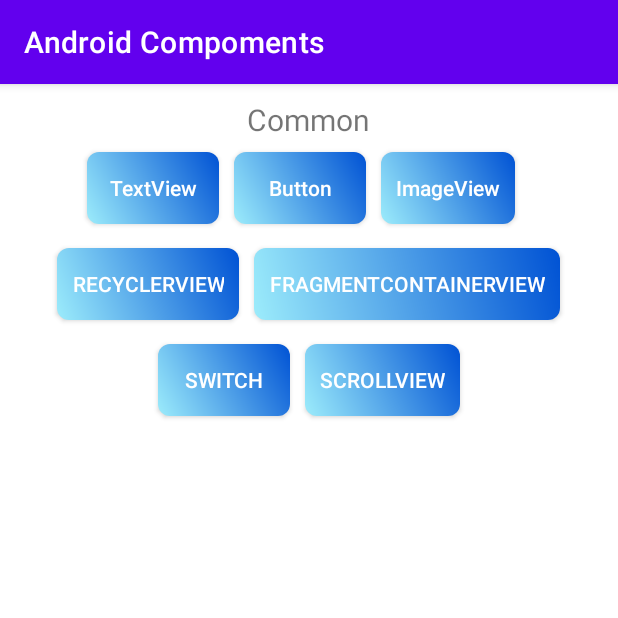
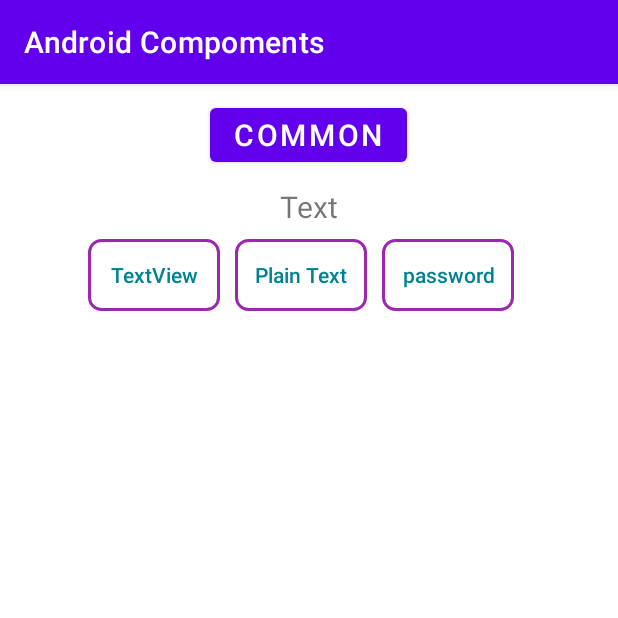
Before and after one commit to ShahedMohammadHridoy/android-common, an Android app: the screen it shows after launch (MainActivity), on a phone screen of 412 x 824 dp, the top half of it. Run offline under Robolectric (Android 15) with nearby library versions, the phone set to English and light mode, and no system bars.

Commit message:
design updated

```diff
--- a/app/src/main/java/com/shahed/androidcompoments/MainActivity.java
+++ b/app/src/main/java/com/shahed/androidcompoments/MainActivity.java
@@ -1,37 +1,22 @@
 package com.shahed.androidcompoments;
-
-import androidx.appcompat.app.AppCompatActivity;
-import androidx.appcompat.widget.AppCompatButton;
 
 import android.content.Intent;
 import android.os.Bundle;
 import android.widget.Button;
+import androidx.appcompat.app.AppCompatActivity;
 
 public class MainActivity extends AppCompatActivity {
-    AppCompatButton textViewButton, buttonButton, imageViewButton;
+
+    Button common_button;
 
     @Override
     protected void onCreate(Bundle savedInstanceState) {
         super.onCreate(savedInstanceState);
         setContentView(R.layout.activity_main);
 
-        textViewButton = findViewById(R.id.text_view_button);
-        buttonButton = findViewById(R.id.button_button);
-        imageViewButton = findViewById(R.id.button_image_view);
-
-
-        textViewButton.setOnClickListener(v -> {
-            Intent intent = new Intent(MainActivity.this, TextViewActivity.class);
-            startActivity(intent);
-        });
-
-        buttonButton.setOnClickListener(v -> {
-            Intent intent = new Intent(MainActivity.this, ButtonActivity.class);
-            startActivity(intent);
-        });
-
-        imageViewButton.setOnClickListener(v -> {
-            Intent intent = new Intent(MainActivity.this, ImageViewActivity.class);
+        common_button = findViewById(R.id.common_button);
+        common_button.setOnClickListener(v -> {
+            Intent intent = new Intent(MainActivity.this, CommonActivity.class);
             startActivity(intent);
         });
 
--- a/app/src/main/res/drawable/button_bg.xml
+++ b/app/src/main/res/drawable/button_bg.xml
@@ -1,8 +1,12 @@
 <?xml version="1.0" encoding="utf-8"?>
 <shape xmlns:android="http://schemas.android.com/apk/res/android">
     <corners android:radius="8dp" />
-    <gradient
-        android:angle="45"
-        android:endColor="#0052D4"
-        android:startColor="#9CECFB" />
+    <stroke
+        android:width="2dp"
+        android:color="#9C27B0" />
+
+    <!--    <gradient-->
+    <!--        android:angle="45"-->
+    <!--        android:endColor="#0052D4"-->
+    <!--        android:startColor="#9CECFB" />-->
 </shape>
--- a/app/src/main/res/layout/activity_main.xml
+++ b/app/src/main/res/layout/activity_main.xml
@@ -19,7 +19,8 @@
             android:layout_height="wrap_content"
             android:orientation="vertical">
 
-            <TextView
+            <Button
+                android:id="@+id/common_button"
                 android:layout_width="wrap_content"
                 android:layout_height="wrap_content"
                 android:layout_gravity="center"
@@ -27,47 +28,14 @@
                 android:text="@string/common"
                 android:textSize="20sp" />
 
-            <LinearLayout
-                android:layout_width="match_parent"
-                android:layout_height="64dp"
-                android:gravity="center">
 
-                <androidx.appcompat.widget.AppCompatButton
-                    android:id="@+id/text_view_button"
-                    android:layout_width="wrap_content"
-                    android:layout_height="wrap_content"
-                    android:layout_marginEnd="10dp"
-                    android:background="@drawable/button_bg"
-                    android:padding="10dp"
-                    android:text="@string/textview"
-                    android:textAllCaps="false"
-                    android:textColor="@color/white" />
-
-
-                <androidx.appcompat.widget.AppCompatButton
-                    android:id="@+id/button_button"
-                    android:layout_width="wrap_content"
-                    android:layout_height="wrap_content"
-                    android:layout_marginEnd="10dp"
-                    android:background="@drawable/button_bg"
-                    android:padding="10dp"
-                    android:text="@string/button"
-                    android:textAllCaps="false"
-                    android:textColor="@color/white" />
-
-
-                <androidx.appcompat.widget.AppCompatButton
-                    android:id="@+id/button_image_view"
-                    android:layout_width="wrap_content"
-                    android:layout_height="wrap_content"
-                    android:layout_marginEnd="10dp"
-                    android:background="@drawable/button_bg"
-                    android:padding="10dp"
-                    android:text="@string/imageview"
-                    android:textAllCaps="false"
-                    android:textColor="@color/white" />
-
-            </LinearLayout>
+            <TextView
+                android:layout_width="wrap_content"
+                android:layout_height="wrap_content"
+                android:layout_gravity="center"
+                android:layout_marginTop="10dp"
+                android:text="@string/text"
+                android:textSize="20sp" />
 
             <LinearLayout
                 android:layout_width="match_parent"
@@ -80,26 +48,10 @@
                     android:layout_marginEnd="10dp"
                     android:background="@drawable/button_bg"
                     android:padding="10dp"
-                    android:text="@string/recyclerview"
-                    android:textColor="@color/white" />
+                    android:text="@string/textview"
+                    android:textAllCaps="false"
+                    android:textColor="#00838F" />
 
-                <androidx.appcompat.widget.AppCompatButton
-                    android:layout_width="wrap_content"
-                    android:layout_height="wrap_content"
-
-                    android:background="@drawable/button_bg"
-                    android:padding="10dp"
-                    android:text="@string/fragmentContainerView"
-                    android:textColor="@color/white" />
-
-
-            </LinearLayout>
-
-            <LinearLayout
-                android:layout_width="match_parent"
-                android:layout_height="wrap_content"
-                android:gravity="center"
-                android:minHeight="64dp">
 
                 <androidx.appcompat.widget.AppCompatButton
                     android:layout_width="wrap_content"
@@ -107,20 +59,22 @@
                     android:layout_marginEnd="10dp"
                     android:background="@drawable/button_bg"
                     android:padding="10dp"
-                    android:text="@string/switch_txt"
-                    android:textColor="@color/white" />
+                    android:text="@string/plain_text"
+                    android:textAllCaps="false"
+                    android:textColor="#00838F" />
+
 
                 <androidx.appcompat.widget.AppCompatButton
                     android:layout_width="wrap_content"
                     android:layout_height="wrap_content"
+                    android:layout_marginEnd="10dp"
                     android:background="@drawable/button_bg"
                     android:padding="10dp"
-                    android:text="@string/scrollView"
-                    android:textColor="@color/white" />
-
+                    android:text="@string/password"
+                    android:textAllCaps="false"
+                    android:textColor="#00838F" />
 
             </LinearLayout>
-
 
         </LinearLayout>
     </ScrollView>
--- a/app/src/main/res/values/strings.xml
+++ b/app/src/main/res/values/strings.xml
@@ -10,4 +10,7 @@
     <string name="fragmentContainerView">FragmentContainerView</string>
     <string name="scrollView">ScrollView</string>
     <string name="switch_txt">Switch</string>
+    <string name="text">Text</string>
+    <string name="plain_text">Plain Text</string>
+    <string name="password">password</string>
 </resources>
```
Also changed, not shown: app/src/main/AndroidManifest.xml (+8 -4 lines), app/src/main/java/com/shahed/androidcompoments/CommonActivity.java (added, +39 -0 lines), app/src/main/res/layout/activity_common.xml (added, +119 -0 lines).
